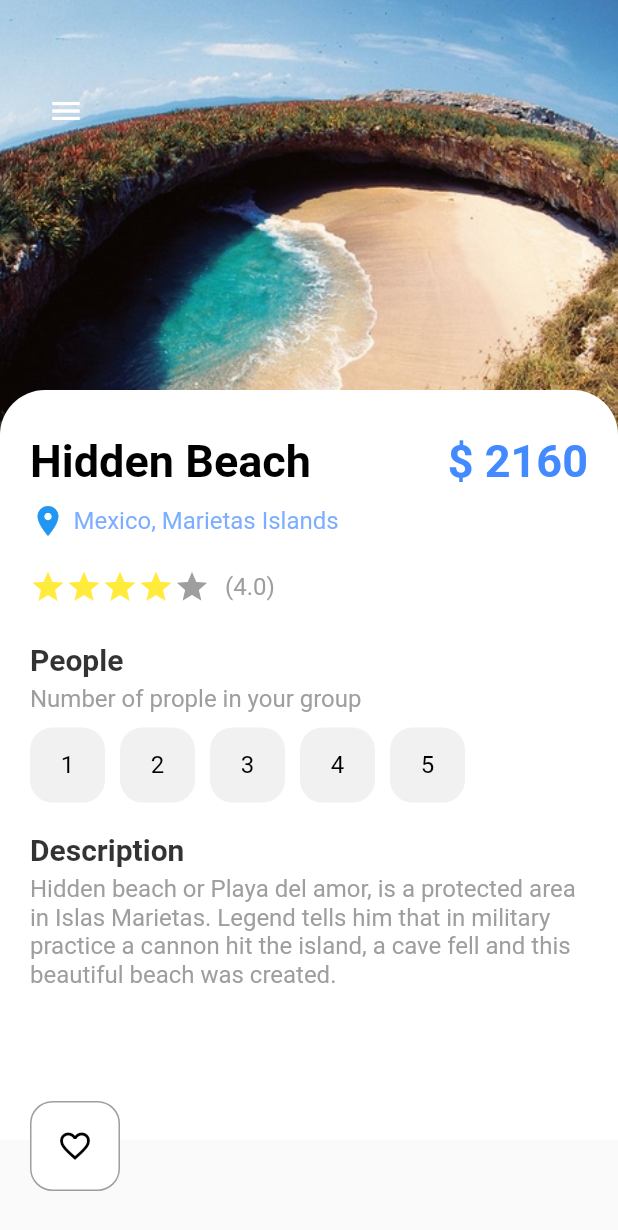
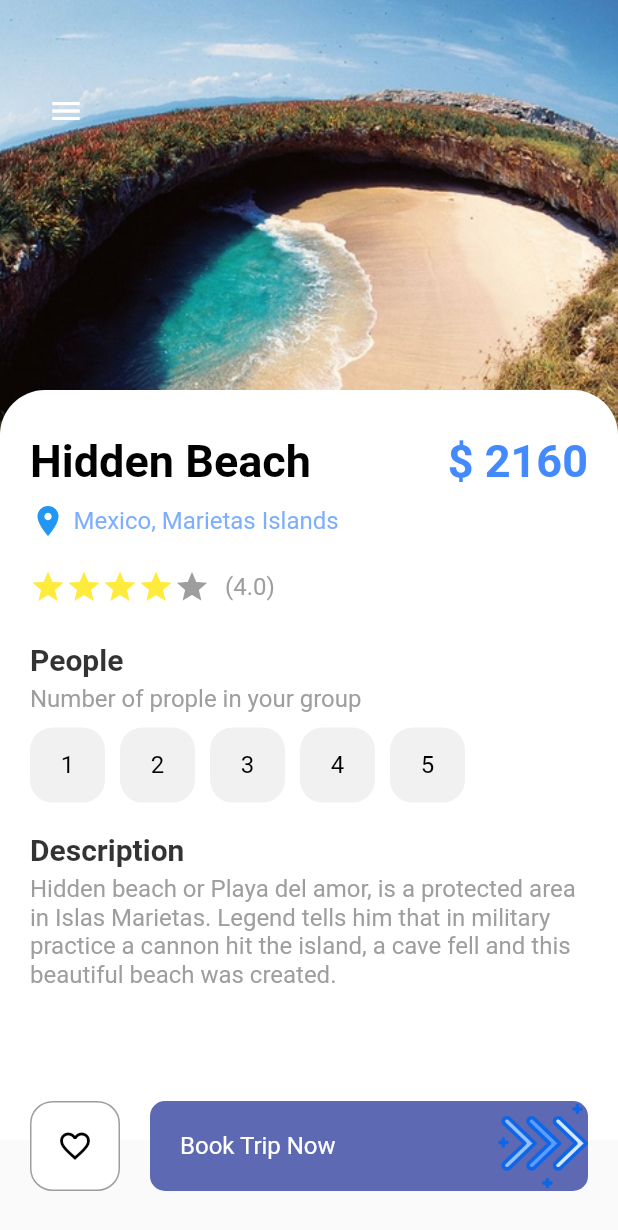
Before and after one commit to kangminchan99/Flutter_TravelApp, a Flutter app: the screen it shows after launch, on a phone screen of 412 x 824 dp. Shown: the top 1230 px of the screen. Run offline on Flutter 3.47's test engine with Material 2 defaults, Android fonts, the phone set to English and light mode, and no system bars.

Commit message:
resp_btn

```diff
--- a/lib/pages/detail_page.dart
+++ b/lib/pages/detail_page.dart
@@ -3,6 +3,7 @@ import 'package:travel_app/misc/app_colors.dart';
 import 'package:travel_app/widgets/app_buttons.dart';
 import 'package:travel_app/widgets/app_large_text.dart';
 import 'package:travel_app/widgets/app_text.dart';
+import 'package:travel_app/widgets/responsive_btn.dart';
 
 class DetailPage extends StatefulWidget {
   const DetailPage({super.key});
@@ -169,6 +170,7 @@ class _DetailPageState extends State<DetailPage> {
             Positioned(
               bottom: 30,
               left: 20,
+              right: 20,
               child: Row(
                 children: [
                   AppButtons(
@@ -179,6 +181,10 @@ class _DetailPageState extends State<DetailPage> {
                     isIcon: true,
                     icon: Icons.favorite_border,
                   ),
+                  const SizedBox(width: 20),
+                  ResponsiveBtn(
+                    isResponsive: true,
+                  ),
                 ],
               ),
             ),
--- a/lib/widgets/responsive_btn.dart
+++ b/lib/widgets/responsive_btn.dart
@@ -1,23 +1,34 @@
 import 'package:flutter/material.dart';
 import 'package:travel_app/misc/app_colors.dart';
+import 'package:travel_app/widgets/app_text.dart';
 
 class ResponsiveBtn extends StatelessWidget {
   bool? isResponsive;
   double? width;
-  ResponsiveBtn({this.width, this.isResponsive = false, super.key});
+  ResponsiveBtn({this.width = 120, this.isResponsive = false, super.key});
 
   @override
   Widget build(BuildContext context) {
-    return Container(
-      width: width,
+    return Flexible(
+      child: Container(
+        width: isResponsive == true ? double.maxFinite : width,
         height: 60,
         decoration: BoxDecoration(
-          borderRadius: BorderRadius.circular(10), color: AppColors.mainColor),
+            borderRadius: BorderRadius.circular(10),
+            color: AppColors.mainColor),
         child: Row(
-        mainAxisAlignment: MainAxisAlignment.center,
+          mainAxisAlignment: isResponsive == true
+              ? MainAxisAlignment.spaceBetween
+              : MainAxisAlignment.center,
           children: [
+            isResponsive == true
+                ? Container(
+                    margin: const EdgeInsets.only(left: 20),
+                    child: AppText(text: 'Book Trip Now', color: Colors.white))
+                : Container(),
             Image.asset('images/button-one.png'),
           ],
+        ),
       ),
     );
   }
```
Lines whose indentation alone changed are shown as unchanged.
